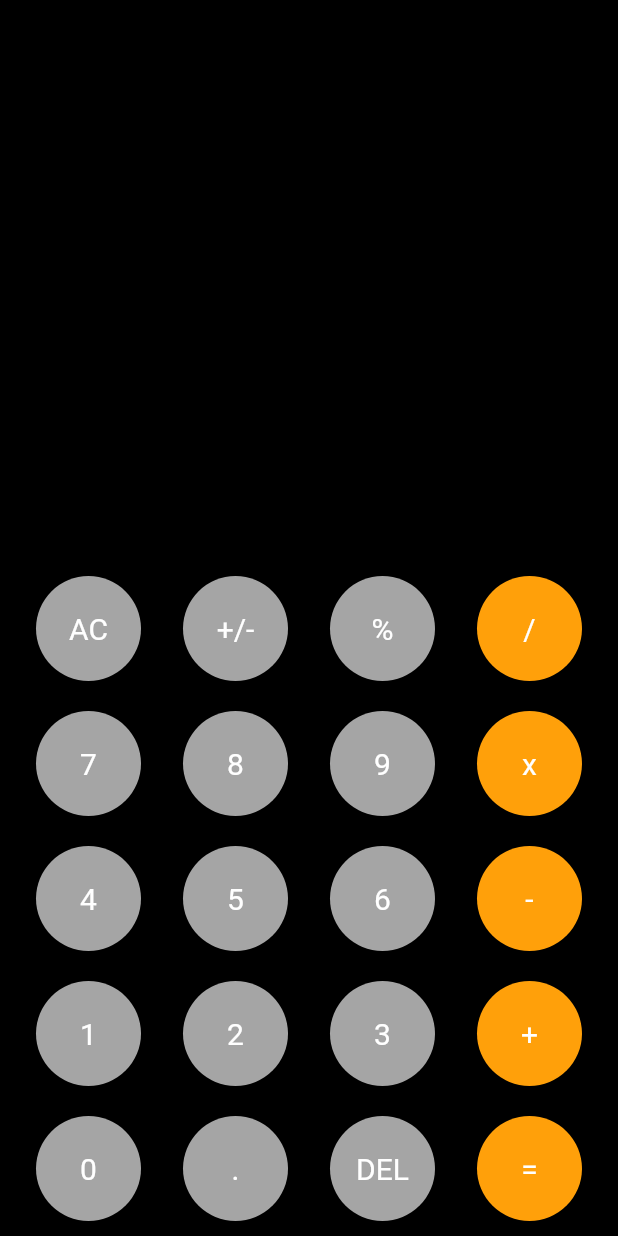
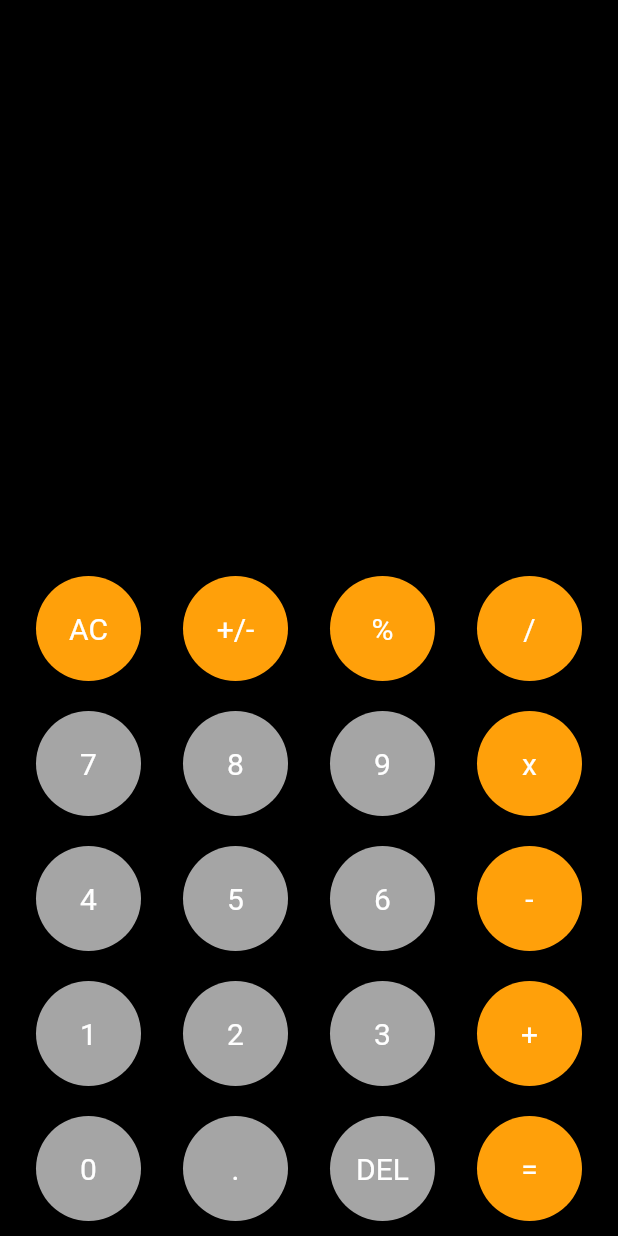
Before and after one commit to thenumanahmed/flutter_calculator, a Flutter app: the screen it shows after launch, on a phone screen of 412 x 824 dp. Run offline on Flutter 3.47's test engine with Material 2 defaults, Android fonts, the phone set to English and light mode, and no system bars; our stand-ins replace math_expressions.

Commit message:
UI updated

```diff
--- a/lib/homePage.dart
+++ b/lib/homePage.dart
@@ -27,6 +27,8 @@ class _HomePageState extends State<HomePage> {
                 child: Padding(
                   padding: const EdgeInsets.symmetric(vertical: 20),
                   child: Column(
+                    mainAxisAlignment: MainAxisAlignment.end,
+                    crossAxisAlignment: CrossAxisAlignment.end,
                     children: [
                       Text(
                         userInput.toString(),
@@ -35,11 +37,15 @@ class _HomePageState extends State<HomePage> {
                           color: Colors.white,
                         ),
                       ),
+                      const SizedBox(
+                        height: 8,
+                        width: double.infinity,
+                      ),
                       Text(
                         result.toString(),
                         style: const TextStyle(
-                          fontSize: 30,
-                          color: Colors.white,
+                          fontSize: 40,
+                          color: Colors.green,
                         ),
                       ),
                     ],
@@ -56,6 +62,7 @@ class _HomePageState extends State<HomePage> {
                       children: [
                         MyButton(
                             title: 'AC',
+                            color: const Color(0xffffa00a),
                             onPress: () {
                               userInput = '';
                               result = '';
@@ -63,12 +70,14 @@ class _HomePageState extends State<HomePage> {
                             }),
                         MyButton(
                             title: '+/-',
+                            color: const Color(0xffffa00a),
                             onPress: () {
                               userInput += '+/-';
                               setState(() {});
                             }),
                         MyButton(
                             title: '%',
+                            color: const Color(0xffffa00a),
                             onPress: () {
                               userInput += '%';
                               setState(() {});
```
